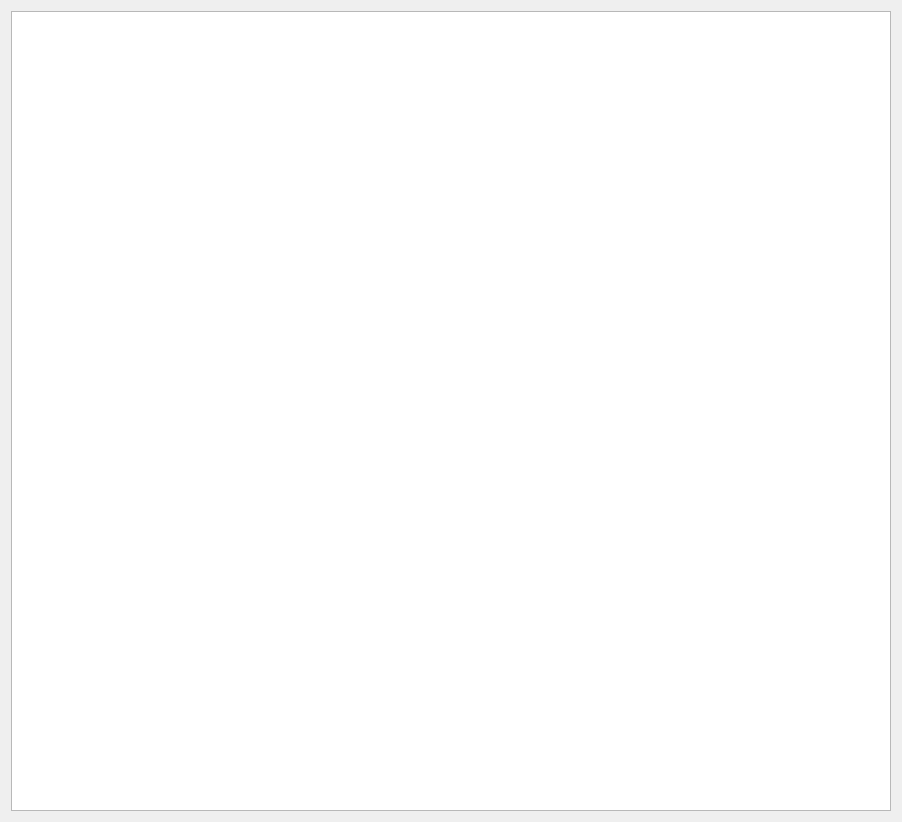
This is src/MainScreen/StationControl/ui_StationControl.ui in ScrollDP/CCSMTR as Qt 5 draws it before an edit. The edited form follows.
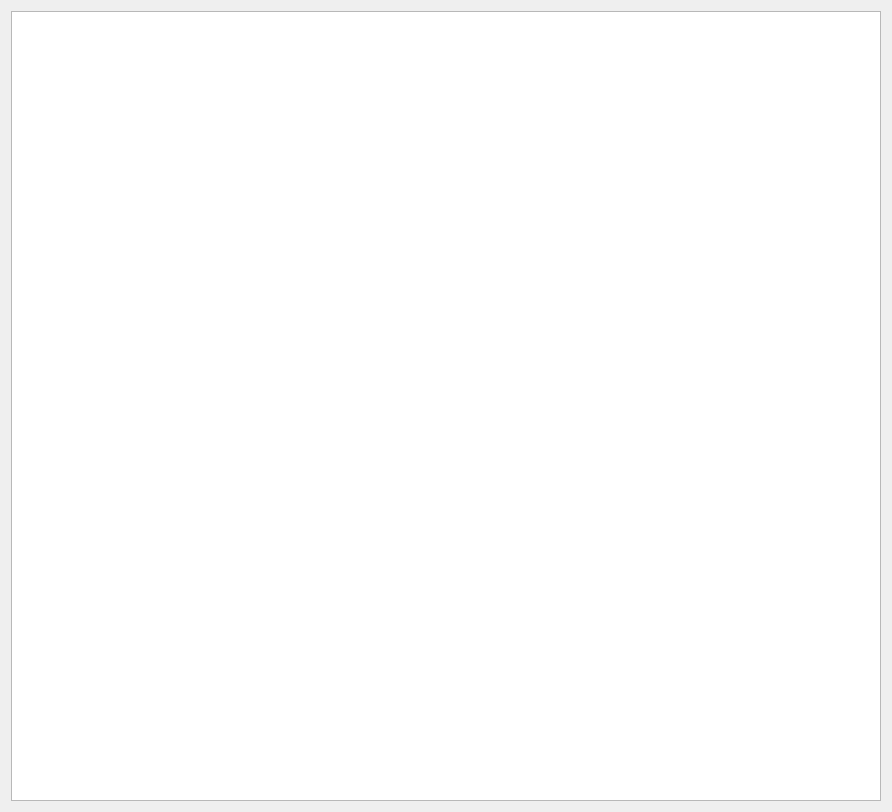
This is the edited form.

Diff of the .ui file:
```diff
--- a/src/MainScreen/StationControl/ui_StationControl.ui
+++ b/src/MainScreen/StationControl/ui_StationControl.ui
@@ -27,17 +27,7 @@
   </property>
   <layout class="QVBoxLayout" name="verticalLayout">
    <item>
-    <widget class="QGraphicsView" name="graphicsView">
-     <property name="minimumSize">
-      <size>
-       <width>880</width>
-       <height>800</height>
-      </size>
-     </property>
-     <property name="layoutDirection">
-      <enum>Qt::LayoutDirection::LeftToRight</enum>
-     </property>
-    </widget>
+    <widget class="QGraphicsView" name="graphicsView"/>
    </item>
   </layout>
  </widget>
```
